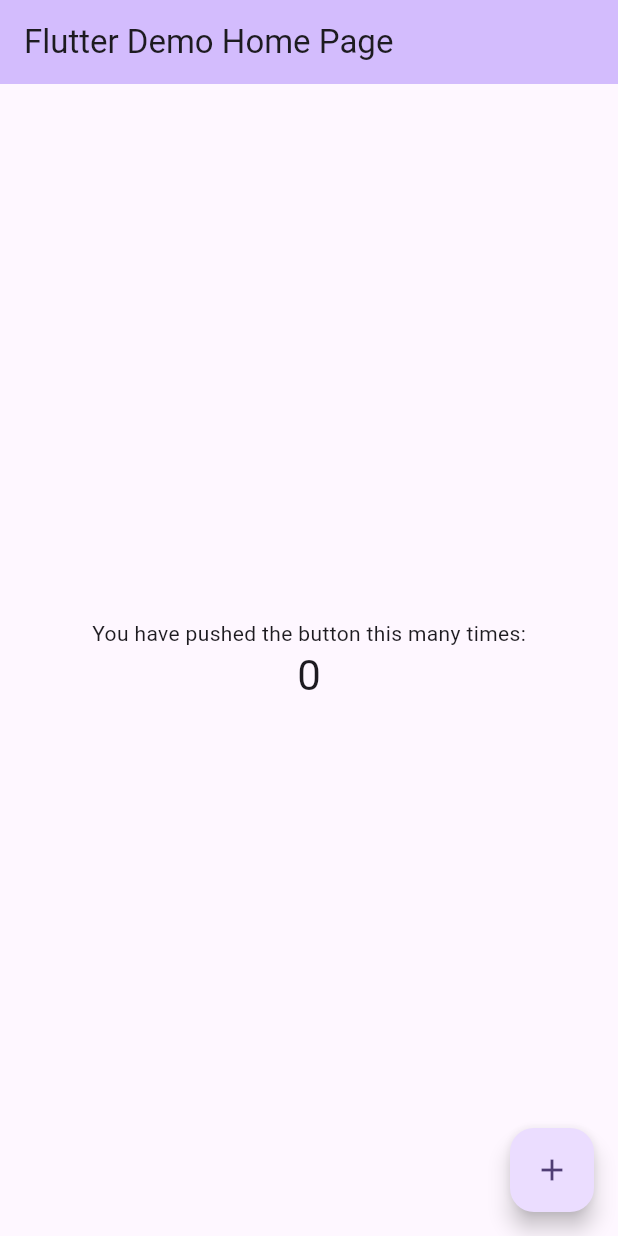
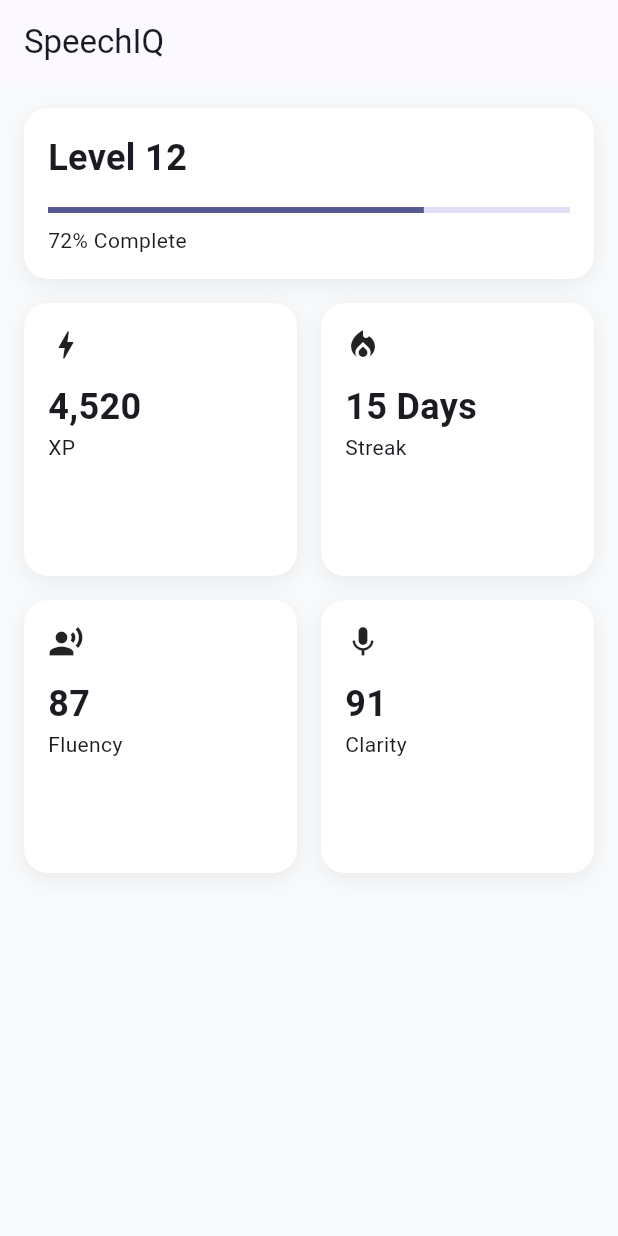
Before and after one commit to paulogabe1/SpeechIQ_frontend, a Flutter app: the screen it shows after launch, on a phone screen of 412 x 824 dp. Run offline on Flutter 3.47's test engine with Material 3 defaults, Android fonts, the phone set to English and light mode, and no system bars.

Commit message:
initial commit

```diff
--- /dev/null
+++ b/speechiq_frontend/lib/core/theme/app_colors.dart
@@ -0,0 +1,21 @@
+import 'package:flutter/material.dart';
+
+class AppColors {
+  static const primary = Color(0xFF6366F1);
+
+  static const secondary = Color(0xFF3B82F6);
+
+  static const success = Color(0xFF22C55E);
+
+  static const warning = Color(0xFFF59E0B);
+
+  static const danger = Color(0xFFEF4444);
+
+  static const background = Color(0xFFF8FAFC);
+
+  static const card = Colors.white;
+
+  static const textPrimary = Color(0xFF111827);
+
+  static const textSecondary = Color(0xFF6B7280);
+}
--- /dev/null
+++ b/speechiq_frontend/lib/core/theme/app_radius.dart
@@ -0,0 +1,27 @@
+import 'package:flutter/widgets.dart';
+
+class AppRadius {
+  AppRadius._();
+
+  static const Radius extraSmall = Radius.circular(2);
+  static const Radius small = Radius.circular(4);
+  static const Radius medium = Radius.circular(8);
+  static const Radius large = Radius.circular(16);
+  static const Radius extraLarge = Radius.circular(24);
+
+  static const BorderRadius extraSmallBorder = BorderRadius.all(extraSmall);
+  static const BorderRadius smallBorder = BorderRadius.all(small);
+  static const BorderRadius mediumBorder = BorderRadius.all(medium);
+  static const BorderRadius largeBorder = BorderRadius.all(large);
+  static const BorderRadius extraLargeBorder = BorderRadius.all(extraLarge);
+
+  static const BorderRadius topLarge = BorderRadius.only(
+    topLeft: Radius.circular(16),
+    topRight: Radius.circular(16),
+  );
+
+  static const BorderRadius bottomLarge = BorderRadius.only(
+    bottomLeft: Radius.circular(16),
+    bottomRight: Radius.circular(16),
+  );
+}
--- /dev/null
+++ b/speechiq_frontend/lib/core/theme/app_spacing.dart
@@ -0,0 +1,13 @@
+class AppSpacing {
+  static const xs = 4.0;
+
+  static const sm = 8.0;
+
+  static const md = 16.0;
+
+  static const lg = 24.0;
+
+  static const xl = 32.0;
+
+  static const xxl = 48.0;
+}
--- /dev/null
+++ b/speechiq_frontend/lib/core/theme/app_theme.dart
@@ -0,0 +1,15 @@
+import 'package:flutter/material.dart';
+
+import 'app_colors.dart';
+
+class AppTheme {
+  static ThemeData lightTheme = ThemeData(
+    useMaterial3: true,
+
+    scaffoldBackgroundColor: AppColors.background,
+
+    colorScheme: ColorScheme.fromSeed(
+      seedColor: AppColors.primary,
+    ),
+  );
+}
--- a/speechiq_frontend/lib/main.dart
+++ b/speechiq_frontend/lib/main.dart
@@ -1,122 +1,22 @@
 import 'package:flutter/material.dart';
 
+import 'core/theme/app_theme.dart';
+import 'shared/cards/dashboard_page.dart' show DashboardPage;
+
 void main() {
-  runApp(const MyApp());
+  runApp(const SpeechIQApp());
 }
 
-class MyApp extends StatelessWidget {
-  const MyApp({super.key});
+class SpeechIQApp extends StatelessWidget {
+  const SpeechIQApp({super.key});
 
-  // This widget is the root of your application.
   @override
   Widget build(BuildContext context) {
     return MaterialApp(
-      title: 'Flutter Demo',
-      theme: ThemeData(
-        // This is the theme of your application.
-        //
-        // TRY THIS: Try running your application with "flutter run". You'll see
-        // the application has a purple toolbar. Then, without quitting the app,
-        // try changing the seedColor in the colorScheme below to Colors.green
-        // and then invoke "hot reload" (save your changes or press the "hot
-        // reload" button in a Flutter-supported IDE, or press "r" if you used
-        // the command line to start the app).
-        //
-        // Notice that the counter didn't reset back to zero; the application
-        // state is not lost during the reload. To reset the state, use hot
-        // restart instead.
-        //
-        // This works for code too, not just values: Most code changes can be
-        // tested with just a hot reload.
-        colorScheme: .fromSeed(seedColor: Colors.deepPurple),
-      ),
-      home: const MyHomePage(title: 'Flutter Demo Home Page'),
+      title: "SpeechIQ",
+      debugShowCheckedModeBanner: false,
+      theme: AppTheme.lightTheme,
+      home: const DashboardPage(),
     );
   }
 }
-
-class MyHomePage extends StatefulWidget {
-  const MyHomePage({super.key, required this.title});
-
-  // This widget is the home page of your application. It is stateful, meaning
-  // that it has a State object (defined below) that contains fields that affect
-  // how it looks.
-
-  // This class is the configuration for the state. It holds the values (in this
-  // case the title) provided by the parent (in this case the App widget) and
-  // used by the build method of the State. Fields in a Widget subclass are
-  // always marked "final".
-
-  final String title;
-
-  @override
-  State<MyHomePage> createState() => _MyHomePageState();
-}
-
-class _MyHomePageState extends State<MyHomePage> {
-  int _counter = 0;
-
-  void _incrementCounter() {
-    setState(() {
-      // This call to setState tells the Flutter framework that something has
-      // changed in this State, which causes it to rerun the build method below
-      // so that the display can reflect the updated values. If we changed
-      // _counter without calling setState(), then the build method would not be
-      // called again, and so nothing would appear to happen.
-      _counter++;
-    });
-  }
-
-  @override
-  Widget build(BuildContext context) {
-    // This method is rerun every time setState is called, for instance as done
-    // by the _incrementCounter method above.
-    //
-    // The Flutter framework has been optimized to make rerunning build methods
-    // fast, so that you can just rebuild anything that needs updating rather
-    // than having to individually change instances of widgets.
-    return Scaffold(
-      appBar: AppBar(
-        // TRY THIS: Try changing the color here to a specific color (to
-        // Colors.amber, perhaps?) and trigger a hot reload to see the AppBar
-        // change color while the other colors stay the same.
-        backgroundColor: Theme.of(context).colorScheme.inversePrimary,
-        // Here we take the value from the MyHomePage object that was created by
-        // the App.build method, and use it to set our appbar title.
-        title: Text(widget.title),
-      ),
-      body: Center(
-        // Center is a layout widget. It takes a single child and positions it
-        // in the middle of the parent.
-        child: Column(
-          // Column is also a layout widget. It takes a list of children and
-          // arranges them vertically. By default, it sizes itself to fit its
-          // children horizontally, and tries to be as tall as its parent.
-          //
-          // Column has various properties to control how it sizes itself and
-          // how it positions its children. Here we use mainAxisAlignment to
-          // center the children vertically; the main axis here is the vertical
-          // axis because Columns are vertical (the cross axis would be
-          // horizontal).
-          //
-          // TRY THIS: Invoke "debug painting" (choose the "Toggle Debug Paint"
-          // action in the IDE, or press "p" in the console), to see the
-          // wireframe for each widget.
-          mainAxisAlignment: .center,
-          children: [
-            const Text('You have pushed the button this many times:'),
-            Text(
-              '$_counter',
-              style: Theme.of(context).textTheme.headlineMedium,
-            ),
-          ],
-        ),
-      ),
-      floatingActionButton: FloatingActionButton(
-        onPressed: _incrementCounter,
-        tooltip: 'Increment',
-        child: const Icon(Icons.add),
-      ),
-    );
-  }
-}
--- /dev/null
+++ b/speechiq_frontend/lib/shared/buttons/primary_button.dart
@@ -0,0 +1,36 @@
+import 'package:flutter/material.dart';
+
+import '../../core/theme/app_colors.dart';
+import '../../core/theme/app_radius.dart';
+
+class PrimaryButton extends StatelessWidget {
+  final String text;
+  final VoidCallback onPressed;
+  final IconData? icon;
+
+  const PrimaryButton({
+    super.key,
+    required this.text,
+    required this.onPressed,
+    this.icon,
+  });
+
+  @override
+  Widget build(BuildContext context) {
+    return SizedBox(
+      height: 52,
+      child: ElevatedButton.icon(
+        onPressed: onPressed,
+        icon: icon != null ? Icon(icon) : const SizedBox(),
+        label: Text(text),
+        style: ElevatedButton.styleFrom(
+          backgroundColor: AppColors.primary,
+          foregroundColor: Colors.white,
+          shape: RoundedRectangleBorder(
+            borderRadius: AppRadius.largeBorder,
+          ),
+        ),
+      ),
+    );
+  }
+}
--- /dev/null
+++ b/speechiq_frontend/lib/shared/cards/app_card.dart
@@ -0,0 +1,31 @@
+import 'package:flutter/material.dart';
+
+import '../../core/theme/app_radius.dart';
+
+class AppCard extends StatelessWidget {
+  final Widget child;
+
+  const AppCard({
+    super.key,
+    required this.child,
+  });
+
+  @override
+  Widget build(BuildContext context) {
+    return Container(
+      padding: const EdgeInsets.all(16),
+      decoration: BoxDecoration(
+        color: Colors.white,
+        borderRadius: AppRadius.largeBorder,
+        boxShadow: const [
+          BoxShadow(
+            blurRadius: 12,
+            color: Color(0x11000000),
+            offset: Offset(0, 4),
+          )
+        ],
+      ),
+      child: child,
+    );
+  }
+}
--- /dev/null
+++ b/speechiq_frontend/lib/shared/cards/dashboard_page.dart
@@ -0,0 +1,69 @@
+import 'package:flutter/material.dart';
+
+import '../../shared/cards/stat_card.dart';
+import '../../shared/cards/xp_progress_card.dart';
+
+class DashboardPage extends StatelessWidget {
+  const DashboardPage({super.key});
+
+  @override
+  Widget build(BuildContext context) {
+
+    return Scaffold(
+
+      appBar: AppBar(
+        title: const Text("SpeechIQ"),
+      ),
+
+      body: Padding(
+        padding: const EdgeInsets.all(16),
+
+        child: Column(
+          children: [
+
+            const XPProgressCard(
+              level: 12,
+              progress: 0.72,
+            ),
+
+            const SizedBox(height: 16),
+
+            Expanded(
+              child: GridView.count(
+                crossAxisCount: 2,
+                crossAxisSpacing: 16,
+                mainAxisSpacing: 16,
+                children: const [
+
+                  StatCard(
+                    label: "XP",
+                    value: "4,520",
+                    icon: Icons.bolt,
+                  ),
+
+                  StatCard(
+                    label: "Streak",
+                    value: "15 Days",
+                    icon: Icons.local_fire_department,
+                  ),
+
+                  StatCard(
+                    label: "Fluency",
+                    value: "87",
+                    icon: Icons.record_voice_over,
+                  ),
+
+                  StatCard(
+                    label: "Clarity",
+                    value: "91",
+                    icon: Icons.mic,
+                  ),
+                ],
+              ),
+            ),
+          ],
+        ),
+      ),
+    );
+  }
+}
--- /dev/null
+++ b/speechiq_frontend/lib/shared/cards/stat_card.dart
@@ -0,0 +1,40 @@
+import 'package:flutter/material.dart';
+
+import 'app_card.dart';
+
+class StatCard extends StatelessWidget {
+  final String label;
+  final String value;
+  final IconData icon;
+
+  const StatCard({
+    super.key,
+    required this.label,
+    required this.value,
+    required this.icon,
+  });
+
+  @override
+  Widget build(BuildContext context) {
+    return AppCard(
+      child: Column(
+        crossAxisAlignment: CrossAxisAlignment.start,
+        children: [
+          Icon(icon),
+
+          const SizedBox(height: 12),
+
+          Text(
+            value,
+            style: const TextStyle(
+              fontSize: 24,
+              fontWeight: FontWeight.bold,
+            ),
+          ),
+
+          Text(label),
+        ],
+      ),
+    );
+  }
+}
--- /dev/null
+++ b/speechiq_frontend/lib/shared/cards/xp_progress_card.dart
@@ -0,0 +1,45 @@
+import 'package:flutter/material.dart';
+
+import 'app_card.dart';
+
+class XPProgressCard extends StatelessWidget {
+  final int level;
+  final double progress;
+
+  const XPProgressCard({
+    super.key,
+    required this.level,
+    required this.progress,
+  });
+
+  @override
+  Widget build(BuildContext context) {
+    return AppCard(
+      child: Column(
+        crossAxisAlignment: CrossAxisAlignment.start,
+        children: [
+
+          Text(
+            "Level $level",
+            style: const TextStyle(
+              fontSize: 24,
+              fontWeight: FontWeight.bold,
+            ),
+          ),
+
+          const SizedBox(height: 16),
+
+          LinearProgressIndicator(
+            value: progress,
+          ),
+
+          const SizedBox(height: 8),
+
+          Text(
+            "${(progress * 100).round()}% Complete",
+          ),
+        ],
+      ),
+    );
+  }
+}
```
